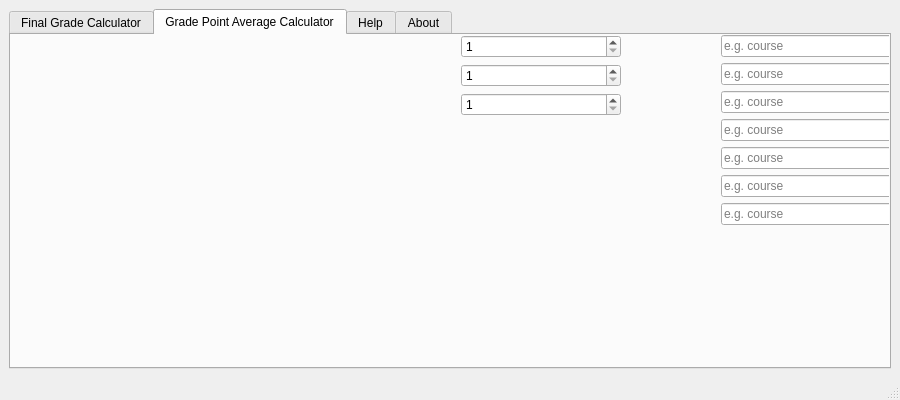
First picture: the form in CalculateGPA/TestUI.ui, repository Golden-Boy/GpaCalculator, before the edit.
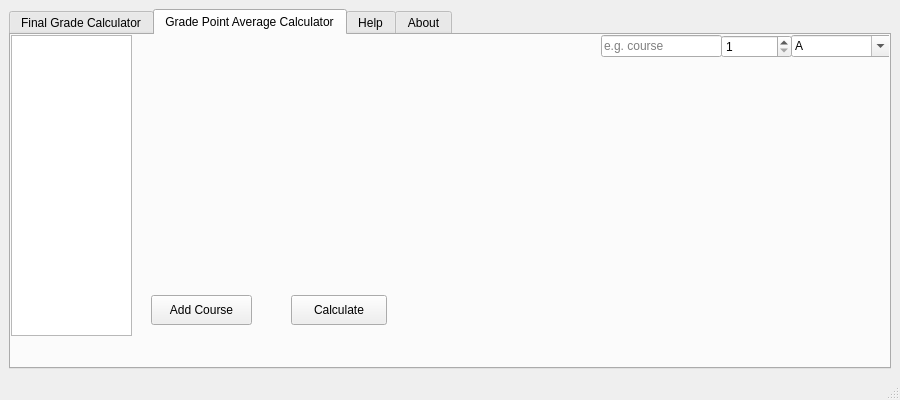
Second picture: the form after the edit.

Commit message: added setup.py, gpa calculate additions

```diff
--- a/CalculateGPA/TestUI.ui
+++ b/CalculateGPA/TestUI.ui
@@ -157,13 +157,16 @@
          <widget class="QWidget" name="formLayoutWidget">
           <property name="geometry">
            <rect>
-            <x>710</x>
+            <x>590</x>
             <y>0</y>
-            <width>171</width>
-            <height>291</height>
+            <width>121</width>
+            <height>301</height>
            </rect>
           </property>
           <layout class="QFormLayout" name="formLayout">
+           <property name="fieldGrowthPolicy">
+            <enum>QFormLayout::AllNonFixedFieldsGrow</enum>
+           </property>
            <item row="0" column="0" colspan="2">
             <widget class="QLineEdit" name="lineEdit_4">
              <property name="inputMask">
@@ -174,56 +177,14 @@
              </property>
             </widget>
            </item>
-           <item row="1" column="0" colspan="2">
-            <widget class="QLineEdit" name="lineEdit_5">
-             <property name="placeholderText">
-              <string>e.g. course</string>
-             </property>
-            </widget>
-           </item>
-           <item row="2" column="0" colspan="2">
-            <widget class="QLineEdit" name="lineEdit_6">
-             <property name="placeholderText">
-              <string>e.g. course</string>
-             </property>
-            </widget>
-           </item>
-           <item row="3" column="0" colspan="2">
-            <widget class="QLineEdit" name="lineEdit_7">
-             <property name="placeholderText">
-              <string>e.g. course</string>
-             </property>
-            </widget>
-           </item>
-           <item row="4" column="0" colspan="2">
-            <widget class="QLineEdit" name="lineEdit_9">
-             <property name="placeholderText">
-              <string>e.g. course</string>
-             </property>
-            </widget>
-           </item>
-           <item row="5" column="0" colspan="2">
-            <widget class="QLineEdit" name="lineEdit_8">
-             <property name="placeholderText">
-              <string>e.g. course</string>
-             </property>
-            </widget>
-           </item>
-           <item row="6" column="0" colspan="2">
-            <widget class="QLineEdit" name="lineEdit_10">
-             <property name="placeholderText">
-              <string>e.g. course</string>
-             </property>
-            </widget>
-           </item>
           </layout>
          </widget>
          <widget class="QWidget" name="formLayoutWidget_2">
           <property name="geometry">
            <rect>
-            <x>450</x>
+            <x>710</x>
             <y>0</y>
-            <width>160</width>
+            <width>71</width>
             <height>301</height>
            </rect>
           </property>
@@ -241,28 +202,103 @@
              </property>
             </widget>
            </item>
-           <item row="1" column="0" colspan="2">
-            <widget class="QSpinBox" name="spinBox_2">
-             <property name="minimum">
-              <number>1</number>
+          </layout>
+         </widget>
+         <widget class="QPushButton" name="pushButton">
+          <property name="geometry">
+           <rect>
+            <x>140</x>
+            <y>260</y>
+            <width>101</width>
+            <height>30</height>
+           </rect>
+          </property>
+          <property name="text">
+           <string>Add Course</string>
+          </property>
+         </widget>
+         <widget class="QWidget" name="formLayoutWidget_3">
+          <property name="geometry">
+           <rect>
+            <x>780</x>
+            <y>0</y>
+            <width>101</width>
+            <height>301</height>
+           </rect>
+          </property>
+          <layout class="QFormLayout" name="formLayout_3">
+           <property name="fieldGrowthPolicy">
+            <enum>QFormLayout::AllNonFixedFieldsGrow</enum>
+           </property>
+           <item row="0" column="0" colspan="2">
+            <widget class="QComboBox" name="comboBox">
+             <property name="enabled">
+              <bool>true</bool>
              </property>
-             <property name="maximum">
-              <number>6</number>
+             <property name="editable">
+              <bool>true</bool>
              </property>
-            </widget>
-           </item>
-           <item row="2" column="0" colspan="2">
-            <widget class="QSpinBox" name="spinBox_3">
-             <property name="minimum">
-              <number>1</number>
+             <property name="currentIndex">
+              <number>0</number>
              </property>
-             <property name="maximum">
-              <number>6</number>
-             </property>
+             <item>
+              <property name="text">
+               <string>A</string>
+              </property>
+             </item>
+             <item>
+              <property name="text">
+               <string>B</string>
+              </property>
+             </item>
+             <item>
+              <property name="text">
+               <string>C</string>
+              </property>
+             </item>
+             <item>
+              <property name="text">
+               <string>D</string>
+              </property>
+             </item>
+             <item>
+              <property name="text">
+               <string>F</string>
+              </property>
+             </item>
             </widget>
            </item>
           </layout>
          </widget>
+         <widget class="QPushButton" name="pushButton_2">
+          <property name="geometry">
+           <rect>
+            <x>280</x>
+            <y>260</y>
+            <width>96</width>
+            <height>30</height>
+           </rect>
+          </property>
+          <property name="text">
+           <string>Calculate</string>
+          </property>
+         </widget>
+         <widget class="QTextEdit" name="textEdit_2">
+          <property name="geometry">
+           <rect>
+            <x>0</x>
+            <y>0</y>
+            <width>121</width>
+            <height>301</height>
+           </rect>
+          </property>
+          <property name="cursor" stdset="0">
+           <cursorShape>ArrowCursor</cursorShape>
+          </property>
+          <property name="readOnly">
+           <bool>true</bool>
+          </property>
+         </widget>
         </widget>
         <widget class="QWidget" name="tab_4">
          <attribute name="title">
```
Left out of the diff: 2 changed lines with no effect on the pictures. The commit also changes 263 other files.
